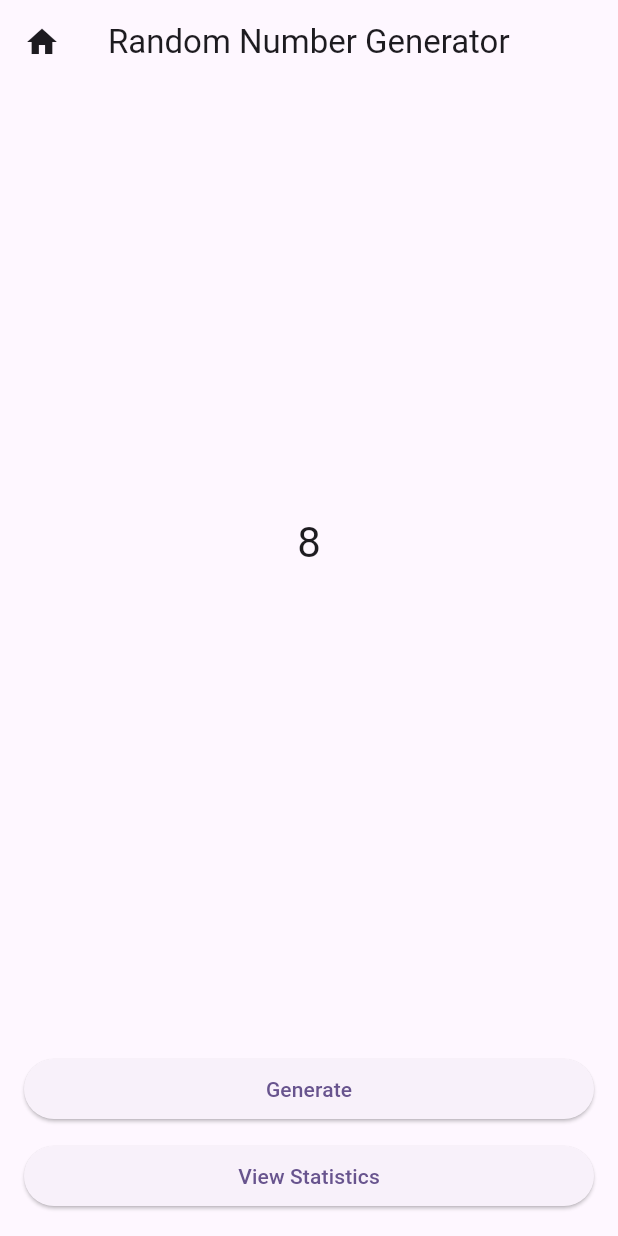
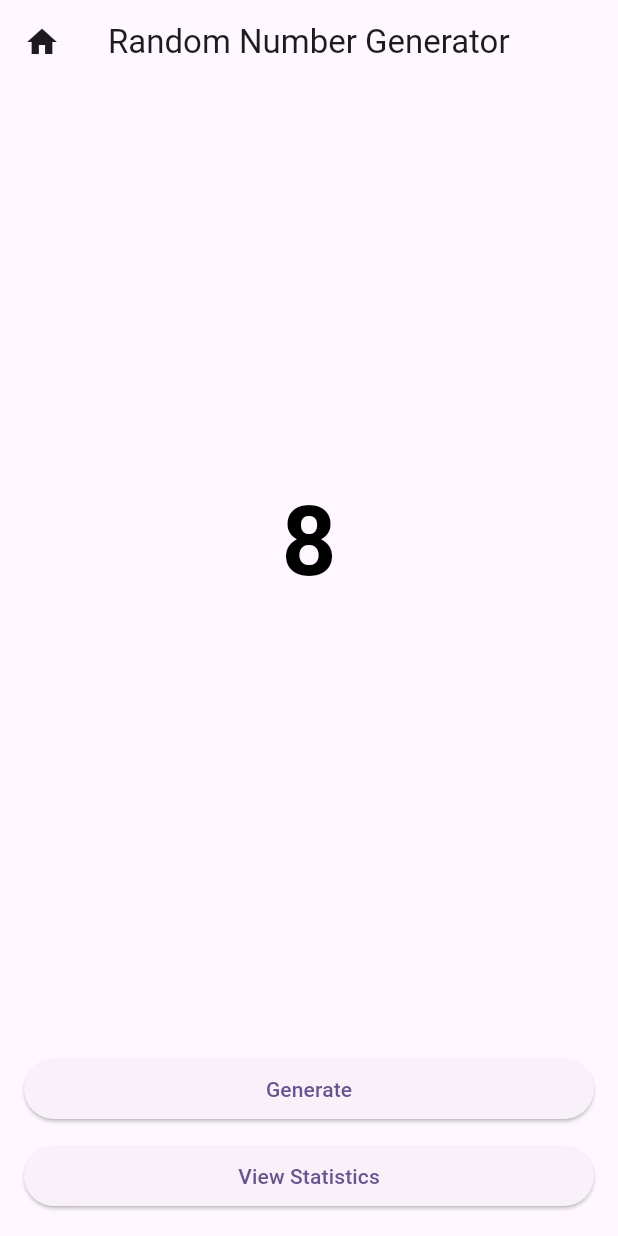
Before and after one commit to Elodie-M/assigment1-flutter, a Flutter app: the screen it shows after launch, after a tap on "Generate", on a phone screen of 412 x 824 dp. Run offline on Flutter 3.47's test engine with Material 3 defaults, Android fonts, the phone set to English and light mode, and no system bars.

Commit message:
made the number bigger and bolder

```diff
--- a/lib/main.dart
+++ b/lib/main.dart
@@ -108,7 +108,11 @@ void dispose() {
                   },
                   child: Text(
                     _currentNumber == null ? "" : '$_currentNumber',
-                    style: Theme.of(context).textTheme.headlineMedium,
+                    style: const TextStyle(
+                      fontSize: 64,
+                      fontWeight: FontWeight.bold,
+                      color: Colors.black,
+                    ),
                   ),
                 ),
                 SizedBox(height: 20),
```
